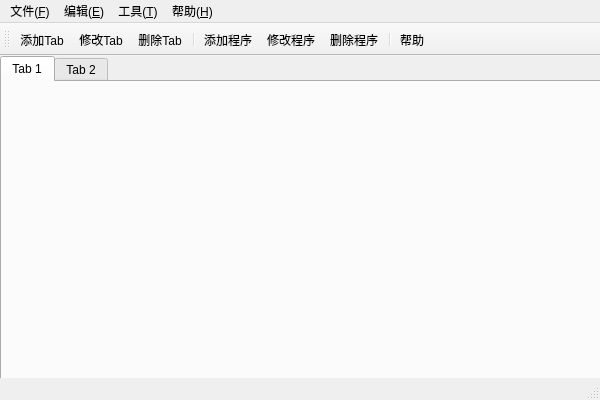
Old version of the form ui/SixToolsUi.ui in the repository PatrickRoot/six-tools.
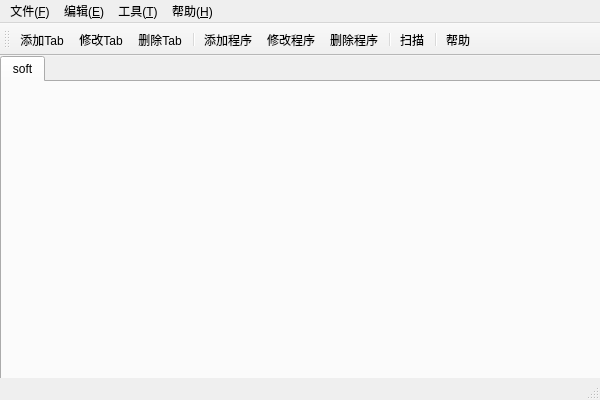
New version of the form.

```diff
--- a/ui/SixToolsUi.ui
+++ b/ui/SixToolsUi.ui
@@ -46,12 +46,7 @@
     </property>
     <widget class="QWidget" name="tab">
      <attribute name="title">
-      <string>Tab 1</string>
-     </attribute>
-    </widget>
-    <widget class="QWidget" name="tab_2">
-     <attribute name="title">
-      <string>Tab 2</string>
+      <string>soft</string>
      </attribute>
     </widget>
    </widget>
@@ -117,6 +112,8 @@
    <addaction name="edit_soft_action"/>
    <addaction name="del_soft_action"/>
    <addaction name="separator"/>
+   <addaction name="scan_action"/>
+   <addaction name="separator"/>
    <addaction name="help_action"/>
   </widget>
   <action name="help_action">
@@ -159,6 +156,11 @@
     <string>修改程序</string>
    </property>
   </action>
+  <action name="scan_action">
+   <property name="text">
+    <string>扫描</string>
+   </property>
+  </action>
  </widget>
  <resources/>
  <connections/>
```
Left out of the diff: 1 changed line with no effect on the pictures.
